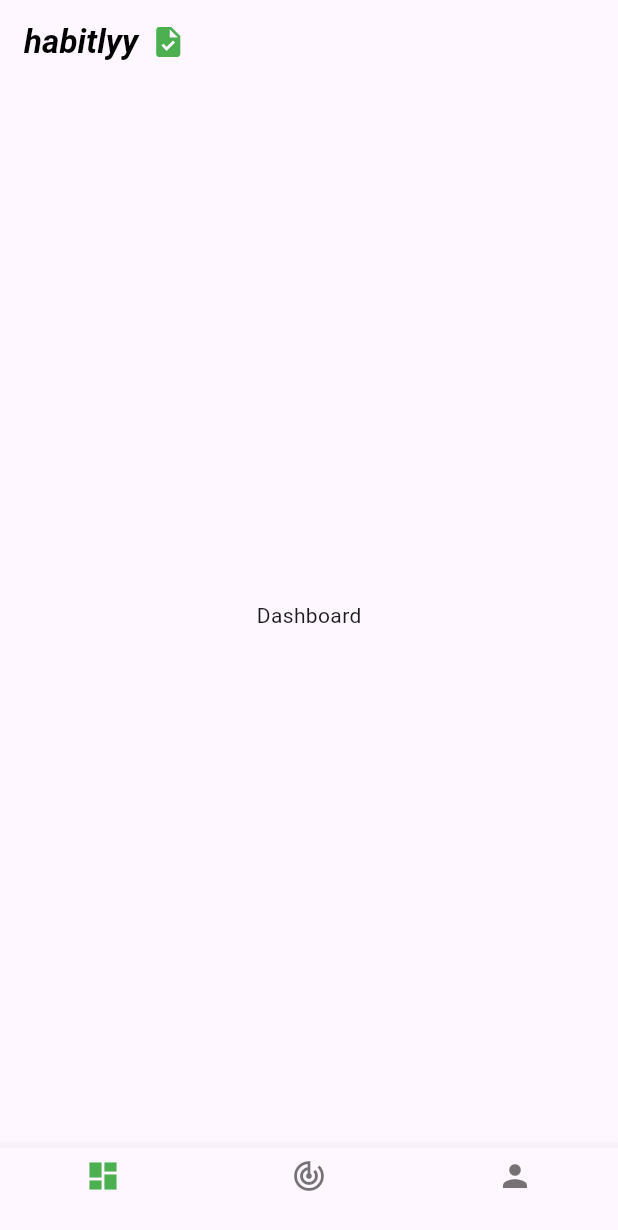
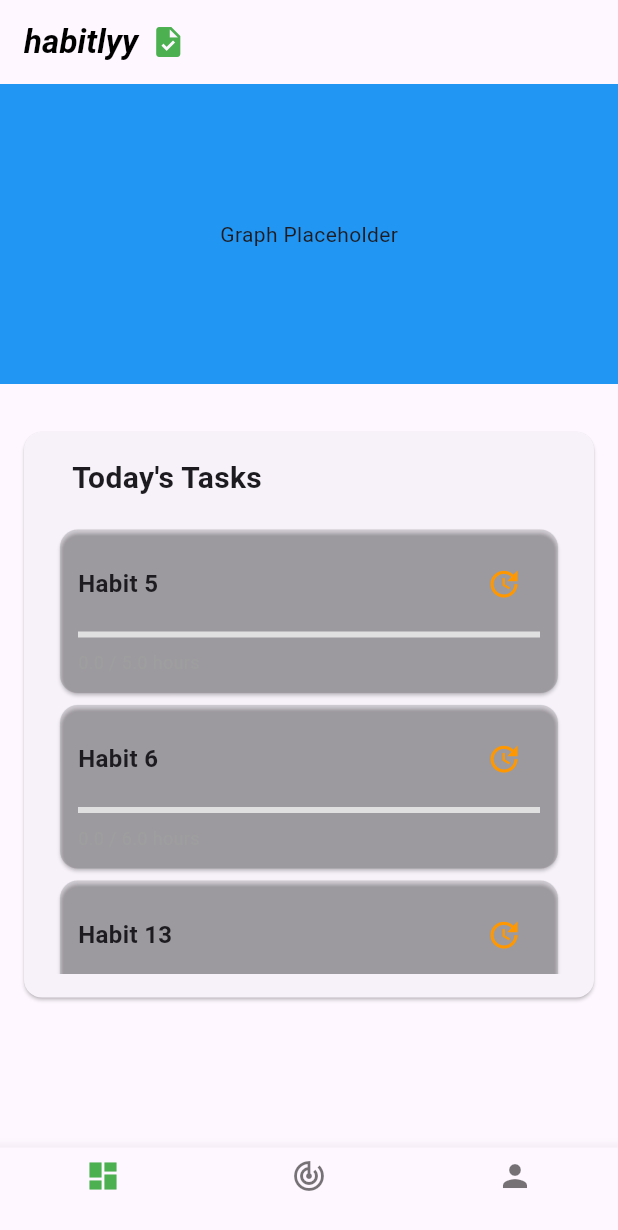
Before and after one commit to sk4ndal-commits/habitlyy, a Flutter app: the screen it shows after launch, on a phone screen of 412 x 824 dp. Shown: the top 1230 px of the screen. Run offline on Flutter 3.47's test engine with Material 3 defaults, Android fonts, the phone set to English and light mode, and no system bars; our stand-ins replace get_it.

Commit message:
Add dashboard habit list view and target hour validation

```diff
--- a/lib/enums/frequency_days.dart
+++ b/lib/enums/frequency_days.dart
@@ -1,4 +1,4 @@
-enum FrequencyDays {
+enum FrequencyDay {
   MONDAY,
   TUESDAY,
   WEDNESDAY,
--- a/lib/homepage/homepage_view.dart
+++ b/lib/homepage/homepage_view.dart
@@ -1,5 +1,6 @@
 import 'package:flutter/material.dart';
 
+import '../views/dashboard/dashboard_view.dart';
 import '../views/habits/habits_list_view.dart';
 
 class HomePageView extends StatefulWidget {
@@ -66,13 +67,6 @@ class _HomePageViewState extends State<HomePageView> {
   }
 }
 
-class DashboardView extends StatelessWidget {
-  @override
-  Widget build(BuildContext context) {
-    return Center(child: Text('Dashboard'));
-  }
-}
-
 class ProfileWidget extends StatelessWidget {
   @override
   Widget build(BuildContext context) {
--- a/lib/service_locator.dart
+++ b/lib/service_locator.dart
@@ -1,6 +1,7 @@
 import 'package:get_it/get_it.dart';
 import 'package:habitlyy/repositories/habits/habits_dummy_repository.dart';
 import 'package:habitlyy/repositories/habits/habits_repository.dart';
+import 'package:habitlyy/services/habits/ihabits_service.dart';
 import 'package:habitlyy/services/habits/habits_service.dart';
 
 
--- /dev/null
+++ b/lib/services/habits/ihabits_service.dart
@@ -0,0 +1,8 @@
+import '../../viewmodels/habits/habit_viewmodel.dart';
+
+abstract class IHabitsService {
+  void addHabit(TimeInvestmentHabitViewModel habit);
+  void removeHabit(int habitId);
+  List<TimeInvestmentHabitViewModel> getHabits();
+  List<TimeInvestmentHabitViewModel> getTodayHabits();
+}
--- a/lib/viewmodels/habits/habit_viewmodel.dart
+++ b/lib/viewmodels/habits/habit_viewmodel.dart
@@ -16,7 +16,7 @@ class TimeInvestmentHabitViewModel extends HabitViewModelBase {
     required DateTime startDate,
     required DateTime deadline,
     required this.targetHours,
-    required List<FrequencyDays>? frequencyDays,
+    required List<FrequencyDay>? frequencyDays,
   }) : super(
           id: id,
           title: title,
--- a/lib/viewmodels/habits/habit_viewmodel_base.dart
+++ b/lib/viewmodels/habits/habit_viewmodel_base.dart
@@ -11,7 +11,7 @@ class HabitViewModelBase {
   DateTime startDate;
   DateTime deadline;
   late DateTime lastUpdated;
-  List<FrequencyDays>? frequencyDays;
+  List<FrequencyDay>? frequencyDays;
 
   HabitViewModelBase({
     required this.id,
--- /dev/null
+++ b/lib/views/dashboard/dashboard_graph_view.dart
@@ -0,0 +1 @@
+import 'package:flutter/material.dart';
--- /dev/null
+++ b/lib/views/dashboard/dashboard_list_item_view.dart
@@ -0,0 +1,61 @@
+import 'package:flutter/material.dart';
+import 'package:habitlyy/viewmodels/habits/habit_viewmodel.dart';
+
+class DashboardListItemView extends StatelessWidget {
+  final TimeInvestmentHabitViewModel habit;
+
+  DashboardListItemView({required this.habit});
+
+  @override
+  Widget build(BuildContext context) {
+    return Card(
+      margin: EdgeInsets.symmetric(horizontal: 8.0, vertical: 4.0),
+      color: Colors.black12,
+      child: Padding(
+        padding: EdgeInsets.all(12.0),
+        child: Column(
+          crossAxisAlignment: CrossAxisAlignment.start,
+          children: [
+            Row(
+              mainAxisAlignment: MainAxisAlignment.spaceBetween,
+              children: [
+                Text(
+                  habit.title,
+                  style: TextStyle(
+                    fontSize: 16.0,
+                    fontWeight: FontWeight.bold,
+                  ),
+                ),
+                IconButton(
+                  onPressed: () {
+                    // Handle update action
+                  },
+                  icon: Icon(Icons.update, color: Colors.orange),
+                ),
+              ],
+            ),
+            SizedBox(height: 8.0),
+            LinearProgressIndicator(
+              value: habit.investedHours / habit.targetHours,
+              backgroundColor: Colors.grey[300],
+              color: Colors.green,
+            ),
+            SizedBox(height: 8.0),
+            Row(
+              mainAxisAlignment: MainAxisAlignment.spaceBetween,
+              children: [
+                Text(
+                  '${habit.investedHours} / ${habit.targetHours} hours',
+                  style: TextStyle(
+                    fontSize: 12.0,
+                    color: Colors.grey,
+                  ),
+                ),
+              ],
+            ),
+          ],
+        ),
+      ),
+    );
+  }
+}
--- /dev/null
+++ b/lib/views/dashboard/dashboard_list_view.dart
@@ -0,0 +1,22 @@
+import 'package:flutter/material.dart';
+import 'package:habitlyy/service_locator.dart';
+import 'package:habitlyy/views/dashboard/dashboard_list_item_view.dart';
+import '../../services/habits/ihabits_service.dart';
+
+class DashboardListView extends StatelessWidget {
+  @override
+  Widget build(BuildContext context) {
+    final habitsService = getIt<IHabitsService>();
+    final todayHabits = habitsService.getTodayHabits();
+
+    return Expanded(
+      child: ListView.builder(
+        itemCount: todayHabits.length,
+        itemBuilder: (context, index) {
+          final habit = todayHabits[index];
+          return DashboardListItemView(habit: habit);
+        },
+      ),
+    );
+  }
+}
--- /dev/null
+++ b/lib/views/dashboard/dashboard_view.dart
@@ -0,0 +1,50 @@
+import 'package:flutter/material.dart';
+import 'package:habitlyy/services/habits/ihabits_service.dart';
+import 'dashboard_list_view.dart';
+
+class DashboardView extends StatelessWidget {
+  @override
+  Widget build(BuildContext context) {
+
+    return Scaffold(
+      body: Column(
+        children: [
+          // First row: Graph
+          Container(
+            height: 200,
+            color: Colors.blue, // Placeholder for the graph
+            child: Center(child: Text('Graph Placeholder')),
+          ),
+          // Heading: Today's Tasks
+          SizedBox(height: 16.0),
+          Card(
+            margin: EdgeInsets.all(16.0),
+            child: Padding(
+              padding: EdgeInsets.all(16.0),
+              child: Column(
+                crossAxisAlignment: CrossAxisAlignment.start,
+                children: [
+                  Align(
+                    alignment: Alignment.centerLeft,
+                    child: Padding(
+                      padding: EdgeInsets.symmetric(horizontal: 16.0),
+                      child: Text(
+                        "Today's Tasks",
+                        style: TextStyle(
+                          fontSize: 20.0,
+                          fontWeight: FontWeight.bold,
+                        ),
+                      ),
+                    ),
+                  ),
+                  SizedBox(height: 16.0),
+                  Container(height: 300, child: DashboardListView())
+                ],
+              ),
+            ),
+          ),
+        ],
+      ),
+    );
+  }
+}
```
Also changed, not shown: lib/repositories/habits/habits_dummy_repository.dart (+8 -8 lines), lib/services/habits/habits_service.dart (+32 -8 lines), lib/views/habits/habit_view.dart (+8 -8 lines), lib/views/habits/habits_list_view.dart (+23 -6 lines).
